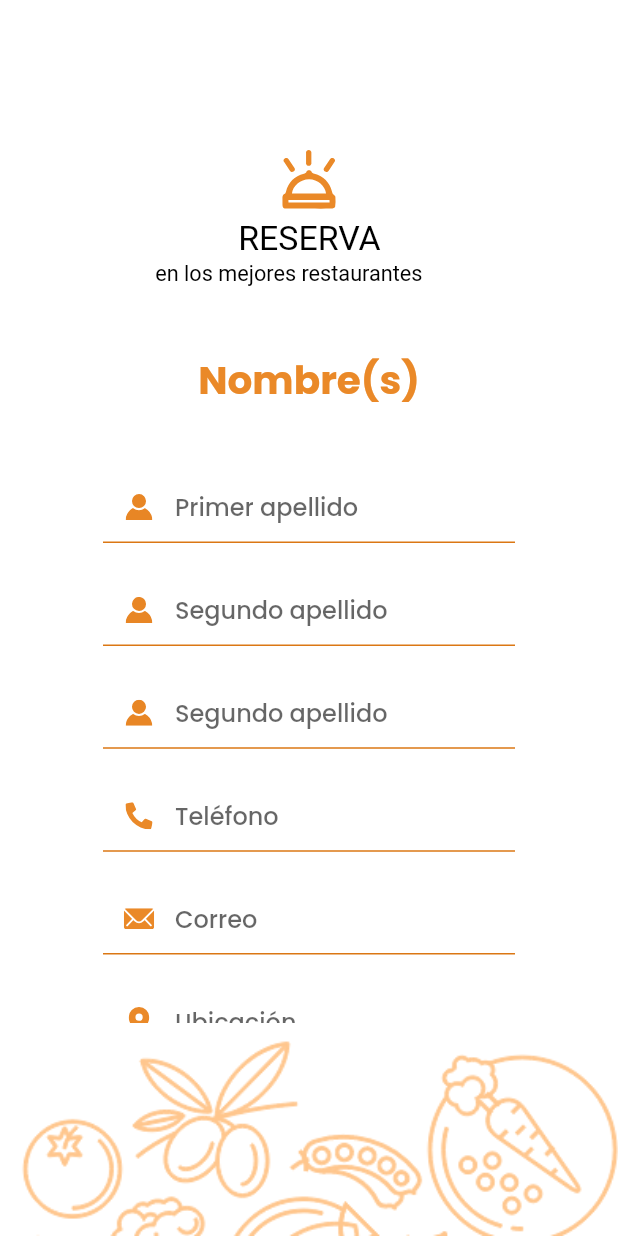
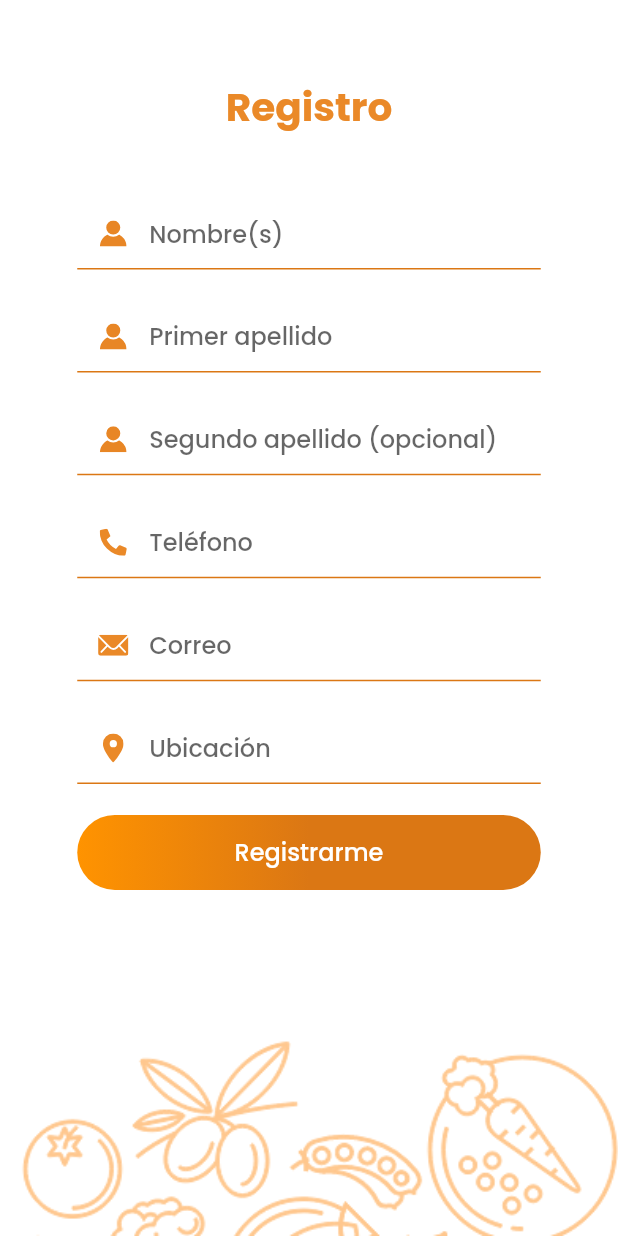
Before and after one commit to andyBbx/bookify, a Flutter app: the screen it shows after launch, after a tap on "Regístrate", on a phone screen of 412 x 824 dp. Run offline on Flutter 3.47's test engine with Material 2 defaults, Android fonts, the phone set to English and light mode, and no system bars; our stand-ins replace bloc, carousel_slider, flutter_bloc, flutter_rating_bar, flutter_svg.

Commit message:
login design

```diff
--- a/lib/presentation/screens/auth_screen/login/login_screen.dart
+++ b/lib/presentation/screens/auth_screen/login/login_screen.dart
@@ -36,14 +36,10 @@ class LoginScreen extends StatelessWidget {
               ))),
       child: Scaffold(
           backgroundColor: Colors.transparent,
-          body: Stack(
-            children: [
-              BlocProvider(
-                  create: (context) => LoginBloc(authRepo: AuthRepository()),
-                  child: FormLogin(
-                      formKey: _formKey, height: height, widht: widht))
-            ],
-          )),
+          body: BlocProvider(
+              create: (context) => LoginBloc(authRepo: AuthRepository()),
+              child:
+                  FormLogin(formKey: _formKey, height: height, widht: widht))),
     );
   }
 }
@@ -151,10 +147,8 @@ class LoginButton extends StatelessWidget {
   Widget build(BuildContext context) {
     return BlocBuilder<LoginBloc, LoginState>(
       builder: (conect, state) => state.formStatus is FormSubmitting
-          ? Container(
-              width: 50,
-              height: 50,
-              child: const CircularProgressIndicator(),
+          ? const Center(
+              child: CircularProgressIndicator(),
             )
           : SizedBox(
               width: widht / 1.2,
@@ -187,11 +181,13 @@ class pass_fielld extends StatelessWidget {
       return SizedBox(
         width: widht / 1.5,
         child: TextFormField(
+          textInputAction: TextInputAction.done,
+          keyboardType: TextInputType.visiblePassword,
           obscureText: true,
           validator: (val) =>
               BuildContext.read<LoginBloc>().state.isValidPassword
                   ? null
-                  : "Not a valid password",
+                  : "Introduce una contraseña vailida",
           onChanged: (val) => context
               .read<LoginBloc>()
               .add(LoginPasswordChanged(password: val)),
@@ -231,6 +227,8 @@ class email_field extends StatelessWidget {
       width: widht / 1.5,
       child: BlocBuilder<LoginBloc, LoginState>(
         builder: (conect, state) => TextFormField(
+          textInputAction: TextInputAction.next,
+          keyboardType: TextInputType.emailAddress,
           onChanged: (value) {
             context
                 .read<LoginBloc>()
@@ -238,7 +236,7 @@ class email_field extends StatelessWidget {
           },
           validator: (val) => context.read<LoginBloc>().state.isValidUsername
               ? null
-              : "Not valid user name",
+              : "Introduce un correo valido",
           decoration: InputDecoration(
             enabledBorder: UnderlineInputBorder(
               borderSide: BorderSide(color: splash_background),
--- a/lib/presentation/screens/auth_screen/signup/register_screen.dart
+++ b/lib/presentation/screens/auth_screen/signup/register_screen.dart
@@ -20,31 +20,32 @@ class RegisterScreen extends StatelessWidget {
     bool isLandccape =
         (MediaQuery.of(context).orientation == Orientation.landscape);
 
-    return Scaffold(
-      backgroundColor: Colors.white,
-      bottomNavigationBar: bottom_design(isLandccape: isLandccape),
-      body: SafeArea(
-        child: CustomScrollView(
-          slivers: [
-            SliverToBoxAdapter(
-              child: Container(
-                // padding: EdgeInsets.only(top: 50, left: 20, right: 20),
-
+    return Container(
       decoration: BoxDecoration(
-                  color: splash_Logo,
-                ),
-                child: Form(
+          color: Colors.white,
+          image: DecorationImage(
+              fit: BoxFit.fitWidth,
+              alignment: Alignment.bottomCenter,
+              image: AssetImage(
+                !isLandccape
+                    ? "assets/images/pre_login_bottom_frame.png"
+                    : "assets/images/pre_login_bottom_frame.png",
+              ))),
+      child: Scaffold(
+        backgroundColor: Colors.transparent,
+        body: Form(
           key: _formKey,
-                  child: Column(
+          child: ListView(
+            padding: EdgeInsets.all(widht / 8),
             children: [
-                      SizedBox(
-                        height: 100,
-                      ),
-                      logo(widht: widht),
-                      SizedBox(
-                        height: height / 20,
-                      ),
-                      text1(),
+              // const SizedBox(
+              //   height: 100,
+              // ),
+              // logo(widht: widht),
+              // SizedBox(
+              //   height: height / 20,
+              // ),
+              const text1(),
               SizedBox(
                 height: height / 20,
               ),
@@ -54,8 +55,40 @@ class RegisterScreen extends StatelessWidget {
                   onChanged: (val) {
                     userr.username = val;
                   },
-                          validator: (val) =>
-                              val.toString().length > 3 ? null : "Not a valid ",
+                  validator: (val) => val.toString().length > 3
+                      ? null
+                      : "Este campo es requerido",
+                  decoration: InputDecoration(
+                    enabledBorder: UnderlineInputBorder(
+                      borderSide: BorderSide(color: splash_background),
+                    ),
+                    border: UnderlineInputBorder(
+                      borderSide: BorderSide(color: splash_background),
+                    ),
+                    focusedBorder: UnderlineInputBorder(
+                      borderSide: BorderSide(color: splash_background),
+                    ),
+                    fillColor: Colors.red,
+                    hintText: "Nombre(s)",
+                    prefixIcon: SvgPicture.asset(
+                      "assets/images/icons/profile.svg",
+                      fit: BoxFit.scaleDown,
+                    ),
+                  ),
+                ),
+              ),
+              SizedBox(
+                height: height / 40,
+              ),
+              SizedBox(
+                width: widht / 1.5,
+                child: TextFormField(
+                  onChanged: (val) {
+                    userr.secondname = val;
+                  },
+                  validator: (val) => val.toString().length > 3
+                      ? null
+                      : "Este campo es requerido",
                   decoration: InputDecoration(
                     enabledBorder: UnderlineInputBorder(
                       borderSide: BorderSide(color: splash_background),
@@ -84,8 +117,9 @@ class RegisterScreen extends StatelessWidget {
                   onChanged: (val) {
                     userr.secondname = val;
                   },
-                          validator: (val) =>
-                              val.toString().length > 3 ? null : "Not a valid ",
+                  // validator: (val) => val.toString().length > 3
+                  //     ? null
+                  //     : "Este campo es requerido",
                   decoration: InputDecoration(
                     enabledBorder: UnderlineInputBorder(
                       borderSide: BorderSide(color: splash_background),
@@ -97,37 +131,7 @@ class RegisterScreen extends StatelessWidget {
                       borderSide: BorderSide(color: splash_background),
                     ),
                     fillColor: Colors.red,
-                            hintText: "Segundo apellido",
-                            prefixIcon: SvgPicture.asset(
-                              "assets/images/icons/profile.svg",
-                              fit: BoxFit.scaleDown,
-                            ),
-                          ),
-                        ),
-                      ),
-                      SizedBox(
-                        height: height / 40,
-                      ),
-                      SizedBox(
-                        width: widht / 1.5,
-                        child: TextFormField(
-                          onChanged: (val) {
-                            userr.secondname = val;
-                          },
-                          validator: (val) =>
-                              val.toString().length > 3 ? null : "Not a name",
-                          decoration: InputDecoration(
-                            enabledBorder: UnderlineInputBorder(
-                              borderSide: BorderSide(color: splash_background),
-                            ),
-                            border: UnderlineInputBorder(
-                              borderSide: BorderSide(color: splash_background),
-                            ),
-                            focusedBorder: UnderlineInputBorder(
-                              borderSide: BorderSide(color: splash_background),
-                            ),
-                            fillColor: Colors.red,
-                            hintText: "Segundo apellido",
+                    hintText: "Segundo apellido (opcional)",
                     prefixIcon: SvgPicture.asset(
                       "assets/images/icons/profile.svg",
                       fit: BoxFit.scaleDown,
@@ -147,7 +151,7 @@ class RegisterScreen extends StatelessWidget {
                   keyboardType: TextInputType.phone,
                   validator: (val) => val.toString().length > 3
                       ? null
-                              : "Not a valid phone ",
+                      : "Este campo es requerido",
                   decoration: InputDecoration(
                     enabledBorder: UnderlineInputBorder(
                       borderSide: BorderSide(color: splash_background),
@@ -176,10 +180,10 @@ class RegisterScreen extends StatelessWidget {
                   onChanged: (val) {
                     userr.email = val;
                   },
-                          validator: (val) => val.toString().length > 3 &&
-                                  val.toString().contains("@")
+                  validator: (val) =>
+                      val.toString().length > 3 && val.toString().contains("@")
                           ? null
-                              : "Not a valid email",
+                          : "Este campo es requerido",
                   keyboardType: TextInputType.emailAddress,
                   decoration: InputDecoration(
                     enabledBorder: UnderlineInputBorder(
@@ -212,7 +216,7 @@ class RegisterScreen extends StatelessWidget {
                   obscureText: false,
                   validator: (val) => val.toString().length > 3
                       ? null
-                              : "Not a valid location",
+                      : "Este campo es requerido",
                   keyboardType: TextInputType.text,
                   decoration: InputDecoration(
                     enabledBorder: UnderlineInputBorder(
@@ -278,13 +282,9 @@ class RegisterScreen extends StatelessWidget {
               ),
               SizedBox(
                 height: 50,
-                      ),
+              )
             ],
           ),
-                ),
-              ),
-            )
-          ],
         ),
       ),
     );
@@ -299,7 +299,8 @@ class text1 extends StatelessWidget {
   @override
   Widget build(BuildContext context) {
     return Text(
-      "Nombre(s)",
+      "Registro",
+      textAlign: TextAlign.center,
       style:
           TextStyle(color: textBold, fontWeight: FontWeight.bold, fontSize: 26),
     );
@@ -322,25 +323,3 @@ class logo extends StatelessWidget {
     );
   }
 }
-
-class bottom_design extends StatelessWidget {
-  const bottom_design({
-    Key? key,
-    required this.isLandccape,
-  }) : super(key: key);
-
-  final bool isLandccape;
-
-  @override
-  Widget build(BuildContext context) {
-    return Container(
-      child: Image.asset(
-        !isLandccape
-            ? "assets/images/pre_login_bottom_frame.png"
-            : "assets/images/pre_login_bottom_frame.png",
-        color: frameColor,
-        fit: BoxFit.fitHeight,
-      ),
-    );
-  }
-}
--- a/lib/presentation/screens/home/tabs/tab_home.dart
+++ b/lib/presentation/screens/home/tabs/tab_home.dart
@@ -85,7 +85,7 @@ class _HomeTabState extends State<HomeTab> {
           flexibleSpace: Container(
             decoration: BoxDecoration(
               color: Colors.white,
-              boxShadow: [
+              boxShadow: const [
                 BoxShadow(
                   color: Colors.black12,
                   blurRadius: 4,
@@ -114,7 +114,8 @@ class _HomeTabState extends State<HomeTab> {
                             BlocBuilder<SignupCubit, SignupState>(
                               builder: (context, state) {
                                 return Text(
-                                  "Hola, ${state}",
+                                  // "Hola, ${state}",
+                                  'Hola, nombre',
                                   style: TextStyle(
                                       fontSize: 29,
                                       fontWeight: FontWeight.bold,
@@ -131,7 +132,7 @@ class _HomeTabState extends State<HomeTab> {
                                 const SizedBox(
                                   width: 10,
                                 ),
-                                Text("Calle Don José 3",
+                                Text("Av. de Barcelona 3",
                                     style: TextStyle(
                                         fontSize: 18,
                                         fontWeight: FontWeight.w500,
@@ -217,7 +218,7 @@ class _HomeTabState extends State<HomeTab> {
                 padding: const EdgeInsets.symmetric(horizontal: 20),
                 child: Row(
                   mainAxisAlignment: MainAxisAlignment.center,
-                  children: [
+                  children: const [
                     SizedBox(
                         height: 120,
                         child: ReservarItem(title: "Ahora", isWhite: false)),
@@ -231,11 +232,11 @@ class _HomeTabState extends State<HomeTab> {
                   ],
                 ),
               ),
-              SizedBox(
+              const SizedBox(
                 height: 20,
               ),
               Container(
-                padding: EdgeInsets.symmetric(horizontal: 20),
+                padding: const EdgeInsets.symmetric(horizontal: 20),
                 width: widhth,
                 child: Text(
                   "¿Qué estás buscando?",
@@ -245,13 +246,13 @@ class _HomeTabState extends State<HomeTab> {
                       fontWeight: FontWeight.bold),
                 ),
               ),
-              SizedBox(
+              const SizedBox(
                 height: 20,
               ),
               Container(
                 width: widhth,
-                padding: EdgeInsets.only(left: 20),
                 child: SingleChildScrollView(
+                  padding: const EdgeInsets.only(left: 20),
                   scrollDirection: Axis.horizontal,
                   child: Row(
                     mainAxisAlignment: MainAxisAlignment.start,
@@ -272,11 +273,11 @@ class _HomeTabState extends State<HomeTab> {
                   ),
                 ),
               ),
-              SizedBox(
+              const SizedBox(
                 height: 10,
               ),
               currentFiler == 0 ? const Offers() : Restaurantes(),
-              SizedBox(
+              const SizedBox(
                 height: 20,
               ),
             ],
--- a/lib/presentation/screens/pre_login_screen.dart
+++ b/lib/presentation/screens/pre_login_screen.dart
@@ -2,6 +2,8 @@ import 'package:bookify/constants/appconfig.dart';
 import 'package:bookify/constants/color.dart';
 import 'package:bookify/presentation/widgets/widgets.dart';
 import 'package:flutter/material.dart';
+import 'package:flutter/painting.dart';
+import 'package:flutter/widgets.dart';
 import 'package:flutter_svg/svg.dart';
 
 import 'auth_screen/login/login_screen.dart';
@@ -17,52 +19,34 @@ class PreLoginScreen extends StatelessWidget {
     bool isLandccape =
         (MediaQuery.of(context).orientation == Orientation.landscape);
 
-    return Scaffold(
-      backgroundColor: splash_background,
-      bottomNavigationBar: Container(
+    return Container(
+      decoration: BoxDecoration(
+          color: splash_background,
+          image: DecorationImage(
+              fit: BoxFit.fitWidth,
+              alignment: Alignment.topCenter,
+              image: AssetImage(
+                !isLandccape
+                    ? "assets/images/pre_login_bottom_frame.png"
+                    : "assets/images/pre_login_bottom_frame.png",
+              ))),
+      child: Scaffold(
+        backgroundColor: Colors.transparent,
+        body: Align(
+          alignment: Alignment.bottomCenter,
+          child: Container(
+            padding: EdgeInsets.all(widht / 8),
+            height: height / 1.7,
+            width: double.infinity,
+            decoration: const BoxDecoration(
                 color: Colors.white,
-        child: Image.asset(
-          "assets/images/pre_login_bottom_frame.png",
-          color: frameColor,
-          fit: BoxFit.cover,
-        ),
-      ),
-      body: Stack(
+                borderRadius: BorderRadius.only(
+                    topLeft: Radius.circular(50),
+                    topRight: Radius.circular(50))),
+            child: Column(
+              mainAxisAlignment: MainAxisAlignment.center,
+              crossAxisAlignment: CrossAxisAlignment.center,
               children: [
-          Positioned(
-            top: 0,
-            right: 0,
-            left: 0,
-            child: Container(
-              child: Image.asset(
-                isLandccape
-                    ? "assets/images/pre_login_frame.png"
-                    : "assets/images/pre_login_frame.png",
-                color: Colors.white.withOpacity(0.8),
-                fit: isLandccape ? BoxFit.fitWidth : BoxFit.fitHeight,
-              ),
-            ),
-          ),
-          Positioned(
-              top: isTab() ? height / 5 : height / 3,
-              child: Container(
-                padding: EdgeInsets.only(top: 50, left: 20, right: 20),
-                constraints: BoxConstraints(
-                  maxWidth: isLandccape ? widht / 2 : widht,
-                  minWidth: widht,
-                ),
-                height: height,
-                decoration: BoxDecoration(
-                    color: splash_Logo,
-                    borderRadius: BorderRadius.only(
-                      topLeft: Radius.circular(54),
-                      topRight: Radius.circular(54),
-                    )),
-                child: Column(
-                  children: [
-                    SizedBox(
-                      height: height / 20,
-                    ),
                 SizedBox(
                     child: SvgPicture.asset(
                   "assets/logo_full.svg",
@@ -72,8 +56,7 @@ class PreLoginScreen extends StatelessWidget {
                   height: height / 20,
                 ),
                 SizedBox(
-                      width: widht / 2,
-                      height: height / 20,
+                  width: widht / 1.2,
                   child: LargeButton(
                     text: "Iniciar sesión",
                     isWhite: false,
@@ -84,42 +67,138 @@ class PreLoginScreen extends StatelessWidget {
                   ),
                 ),
                 SizedBox(
-                      height: 10,
+                  height: height / 40,
                 ),
                 SizedBox(
-                      width: widht / 2,
-                      height: height / 20,
+                  width: widht / 1.2,
                   child: LargeButton(
                       text: "Regístrate",
-                        isWhite: true,
+                      isWhite: false,
                       onTap: () {
                         Navigator.of(context).push(MaterialPageRoute(
                             builder: (context) => RegisterScreen()));
-                        },
+                      }
+                      //
+
                       ),
-                    ),
-                    SizedBox(
-                      height: 100,
                 ),
               ],
             ),
-              )),
-          // Positioned(
-          //   right: 0,
-          //   left: 0,
-          //   bottom: isLandccape ? -50 : -70,
-          //   child: Container(
-          //     child: Image.asset(
-          //       !isLandccape
-          //           ? "assets/images/pre_login_bottom_frame.png"
-          //           : "assets/images/pre_login_bottom_frame.png",
-          //       color: frameColor,
-          //       fit: BoxFit.fitHeight,
-          //     ),
+          ),
+        ),
+      ),
+    );
+    // return Scaffold(
+    //   backgroundColor: splash_background,
+    //   // bottomNavigationBar: Container(
+    //   //   color: Colors.white,
+    //   //   child: Image.asset(
+    //   //     "assets/images/pre_login_bottom_frame.png",
+    //   //     color: frameColor,
+    //   //     fit: BoxFit.cover,
+    //   //   ),
+    //   // ),
+    //   body: Stack(
+    //     children: [
+    //       Container(
+    //         child: Image.asset(
+    //           isLandccape
+    //               ? "assets/images/pre_login_frame.png"
+    //               : "assets/images/pre_login_frame.png",
+    //           color: Colors.white,
+    //           fit: isLandccape ? BoxFit.fitWidth : BoxFit.fitHeight,
+    //         ),
+    //       ),
+    //       Positioned(
+    //           top: isTab() ? height / 5 : height / 3,
+    //           child: Container(
+    //             // padding: EdgeInsets.only(top: 50, left: 20, right: 20),
+    //             constraints: BoxConstraints(
+    //               maxWidth: isLandccape ? widht / 2 : widht,
+    //               minWidth: widht,
+    //             ),
+    //             height: height,
+    //             decoration: const BoxDecoration(
+    //                 color: Colors.white,
+    //                 borderRadius: BorderRadius.only(
+    //                   topLeft: Radius.circular(54),
+    //                   topRight: Radius.circular(54),
+    //                 )),
+    //             child: Column(
+    //               mainAxisAlignment: MainAxisAlignment.center,
+    //               children: [
+    //                 // SizedBox(
+    //                 //   height: height / 20,
+    //                 // ),
+    // SizedBox(
+    //     child: SvgPicture.asset(
+    //   "assets/logo_full.svg",
+    //   width: widht / 2,
+    // )),
+    // // SizedBox(
+    // //   height: height / 20,
+    // // ),
+    // SizedBox(
+    //   width: widht / 1.2,
+    //   child: LargeButton(
+    //     text: "Iniciar sesión",
+    //     isWhite: false,
+    //     onTap: () {
+    //       Navigator.of(context).push(MaterialPageRoute(
+    //           builder: (context) => LoginScreen()));
+    //     },
     //   ),
     // ),
-        ],
-      ),
-    );
+    // // SizedBox(
+    // //   height: 10,
+    // // ),
+    // SizedBox(
+    //   width: widht / 1.2,
+    //   child: LargeButton(
+    //       text: "Regístrate",
+    //       isWhite: false,
+    //       onTap: () {
+    //         Navigator.of(context).push(MaterialPageRoute(
+    //             builder: (context) => RegisterScreen()));
+    //       }
+    //       //
+
+    //       ),
+    // ),
+    // // SizedBox(
+    // //   width: widht / 2,
+    // //   height: height / 20,
+    // //   child: LargeButton(
+    // //     text: "Regístrate",
+    // //     isWhite: true,
+    // //     onTap: () {
+    // // Navigator.of(context).push(MaterialPageRoute(
+    // //     builder: (context) => RegisterScreen()));
+    // //     },
+    // //   ),
+    // // ),
+    //                 SizedBox(
+    //                   height: 100,
+    //                 ),
+    //               ],
+    //             ),
+    //           )),
+    //       // Positioned(
+    //       //   right: 0,
+    //       //   left: 0,
+    //       //   bottom: isLandccape ? -50 : -70,
+    //       //   child: Container(
+    //       //     child: Image.asset(
+    //       //       !isLandccape
+    //       //           ? "assets/images/pre_login_bottom_frame.png"
+    //       //           : "assets/images/pre_login_bottom_frame.png",
+    //       //       color: frameColor,
+    //       //       fit: BoxFit.fitHeight,
+    //       //     ),
+    //       //   ),
+    //       // ),
+    //     ],
+    //   ),
+    // );
   }
 }
```
Lines whose indentation alone changed are shown as unchanged.
